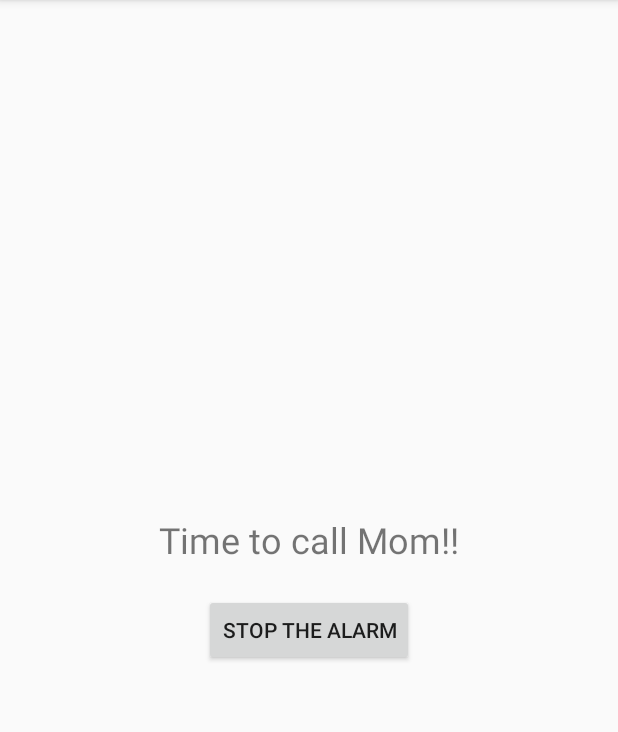
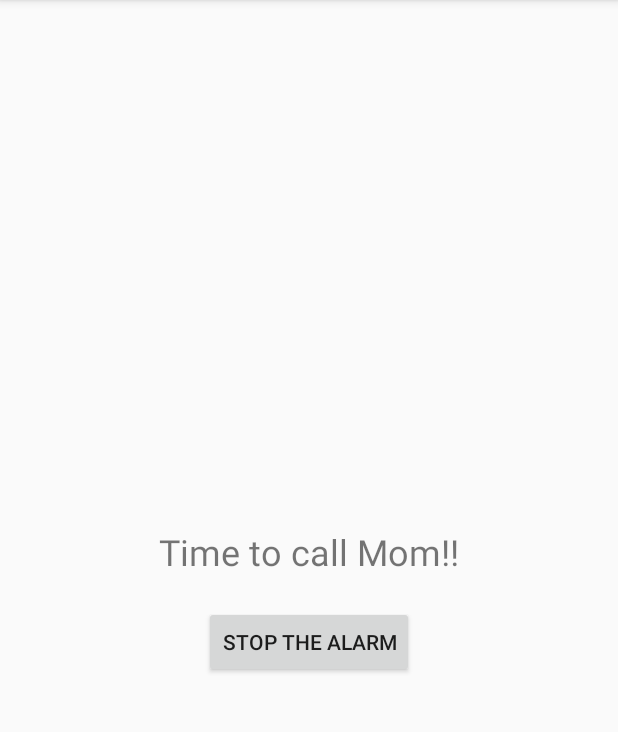
Before and after one commit to syrosalynyu/Take-a-MOMent, an Android app: the AlarmOnActivity screen opened directly, with no data from a screen before it, on a phone screen of 412 x 824 dp, the part 84-816 px from its top. Run offline under Robolectric (Android 15) with nearby library versions, the phone set to English and light mode, and no system bars.

Commit message:
AlarmOn XML layout reorganized

```diff
--- a/app/src/main/java/com/example/takeamoment/activities/AlarmOnActivity.kt
+++ b/app/src/main/java/com/example/takeamoment/activities/AlarmOnActivity.kt
@@ -5,6 +5,7 @@ import androidx.appcompat.app.AppCompatActivity
 import android.os.Bundle
 import com.example.takeamoment.R
 import kotlinx.android.synthetic.main.activity_alarm_on.*
+import kotlinx.android.synthetic.main.activity_time_convert.*
 
 
 // Resource for set upt the alarm: https://www.youtube.com/watch?v=2ykRrMU1LPM&t=819s
--- a/app/src/main/res/layout/activity_alarm_on.xml
+++ b/app/src/main/res/layout/activity_alarm_on.xml
@@ -3,10 +3,16 @@
     xmlns:tools="http://schemas.android.com/tools"
     android:layout_width="match_parent"
     android:layout_height="match_parent"
+    android:orientation="vertical"
+    tools:context=".activities.AlarmOnActivity">
+
+
+    <LinearLayout
+        android:layout_width="match_parent"
+        android:layout_height="match_parent"
         android:gravity="center"
-    android:layout_gravity="center"
-    android:orientation="vertical"
-    tools:context=".activities.MainActivity">
+        android:layout_marginTop="@dimen/authentication_screen_content_marginTop"
+        android:orientation="vertical">
 
         <TextView
             android:layout_width="wrap_content"
@@ -18,5 +24,7 @@
             android:id="@+id/btn_stop_alarm"
             android:layout_width="wrap_content"
             android:layout_height="wrap_content"
+            android:gravity="center"
             android:text="Stop the alarm"/>
     </LinearLayout>
+</LinearLayout>
```
Lines whose indentation alone changed are shown as unchanged.
